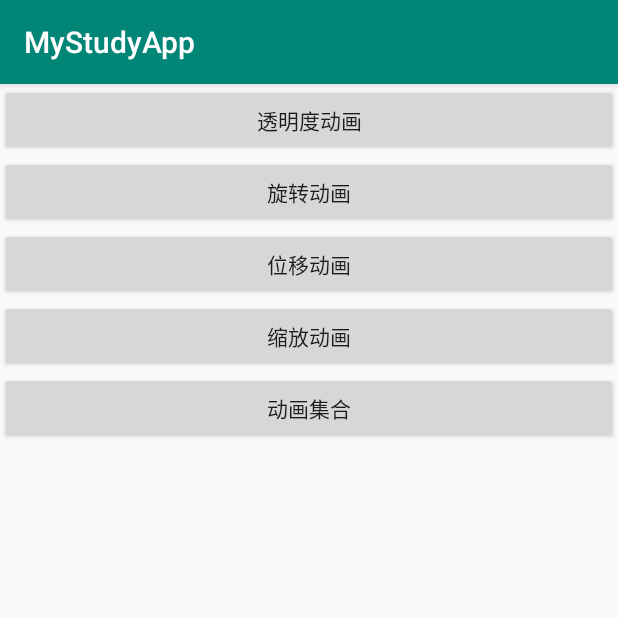
After one commit to Joshua-Lu/MyStudyApp, an Android app: the TestAnimationActivity screen opened directly, with no data from a screen before it, on a phone screen of 412 x 824 dp, the top half of it. The commit adds this screen. Run offline under Robolectric (Android 15) with nearby library versions, the phone set to English and light mode, and no system bars.

Commit message:
add TestAnimationActivity to test Animation

```diff
--- a/app/src/main/AndroidManifest.xml
+++ b/app/src/main/AndroidManifest.xml
@@ -10,6 +10,11 @@
         android:roundIcon="@mipmap/ic_launcher_round"
         android:supportsRtl="true"
         android:theme="@style/AppTheme">
+        <activity android:name=".activity.TestAnimationActivity">
+            <intent-filter>
+                <action android:name="android.intent.action.MAIN" />
+            </intent-filter>
+        </activity>
         <activity android:name=".activity.TestSurfaceViewActivity">
             <intent-filter>
                 <action android:name="android.intent.action.MAIN" />
--- a/app/src/main/java/com/joshua/myapplication/activity/MainActivity.java
+++ b/app/src/main/java/com/joshua/myapplication/activity/MainActivity.java
@@ -55,6 +55,7 @@ public class MainActivity extends AppCompatActivity {
         clsList.add(TestPorterDuffModeActivity.class);
         clsList.add(TestShaderActivity.class);
         clsList.add(TestSurfaceViewActivity.class);
+        clsList.add(TestAnimationActivity.class);
     }
 
     public void initData() {
--- /dev/null
+++ b/app/src/main/java/com/joshua/myapplication/activity/TestAnimationActivity.java
@@ -0,0 +1,91 @@
+package com.joshua.myapplication.activity;
+
+import android.os.Bundle;
+import android.view.View;
+import android.view.animation.AlphaAnimation;
+import android.view.animation.AnimationSet;
+import android.view.animation.RotateAnimation;
+import android.view.animation.ScaleAnimation;
+import android.view.animation.TranslateAnimation;
+
+import com.joshua.myapplication.R;
+
+import androidx.appcompat.app.AppCompatActivity;
+
+/**
+ * 测试视图动画animation
+ * 注：视图动画并不会改变View的真实布局属性值（不同于属性动画animator）
+ * Created by Joshua on 2020-1-8 22:58:49.
+ */
+public class TestAnimationActivity extends AppCompatActivity {
+
+    private static final int DURATION = 2000;
+    private AlphaAnimation alphaAnimation;
+    private RotateAnimation rotateAnimation;
+    private TranslateAnimation translateAnimation;
+    private ScaleAnimation scaleAnimation;
+    private AnimationSet animationSet;
+
+    @Override
+    protected void onCreate(Bundle savedInstanceState) {
+        super.onCreate(savedInstanceState);
+        setContentView(R.layout.activity_test_animation);
+        initAnim();
+    }
+
+    private void initAnim() {
+        // 透明度动画
+        alphaAnimation = new AlphaAnimation(1, 0.2f);
+        alphaAnimation.setDuration(DURATION);
+
+        // 旋转动画
+//        // 旋转中心默认是View的左上角
+//        rotateAnimation = new RotateAnimation(0, 360);
+//        // 旋转坐标系原点默认是View的左上角
+//        rotateAnimation = new RotateAnimation(0, 360,
+//                DisplayUtil.getScreenWidth()/2, 0);
+        // 可以指定旋转坐标系，ABSOLUTE、RELATIVE_TO_SELF、RELATIVE_TO_PARENT
+        rotateAnimation = new RotateAnimation(0, 360,
+                RotateAnimation.RELATIVE_TO_SELF, 0.5f,
+                RotateAnimation.RELATIVE_TO_SELF, 0.5f);
+        rotateAnimation.setDuration(DURATION);
+
+        // 位移动画
+        translateAnimation = new TranslateAnimation(0, 200,
+                0, 500);
+        translateAnimation.setDuration(DURATION);
+
+        // 缩放动画
+        scaleAnimation = new ScaleAnimation(0, 2, 0, 2);
+        scaleAnimation.setDuration(DURATION);
+
+        // 动画集合
+        animationSet = new AnimationSet(true);
+        animationSet.addAnimation(alphaAnimation);
+        animationSet.addAnimation(rotateAnimation);
+        animationSet.addAnimation(translateAnimation);
+        animationSet.addAnimation(scaleAnimation);
+    }
+
+    public void doAlphaAnim(View view) {
+        // 视图动画完成后，默认都会恢复到原始状态，设置该值为true可保持最后的状态
+        alphaAnimation.setFillAfter(true);
+        view.startAnimation(alphaAnimation);
+    }
+
+    public void doRotateAnim(View view) {
+        view.startAnimation(rotateAnimation);
+    }
+
+    public void doTranslateAnim(View view) {
+        view.startAnimation(translateAnimation);
+    }
+
+    public void doScaleAnim(View view) {
+        view.startAnimation(scaleAnimation);
+    }
+
+    public void doAnimationSetAnim(View view) {
+        view.startAnimation(animationSet);
+    }
+}
--- /dev/null
+++ b/app/src/main/res/layout/activity_test_animation.xml
@@ -0,0 +1,39 @@
+<?xml version="1.0" encoding="utf-8"?>
+<LinearLayout xmlns:android="http://schemas.android.com/apk/res/android"
+    xmlns:tools="http://schemas.android.com/tools"
+    android:layout_width="match_parent"
+    android:layout_height="match_parent"
+    tools:context=".activity.TestAnimationActivity"
+    android:orientation="vertical">
+
+    <Button
+        android:layout_width="match_parent"
+        android:layout_height="wrap_content"
+        android:onClick="doAlphaAnim"
+        android:text="透明度动画" />
+
+    <Button
+        android:layout_width="match_parent"
+        android:layout_height="wrap_content"
+        android:onClick="doRotateAnim"
+        android:text="旋转动画" />
+
+    <Button
+        android:layout_width="match_parent"
+        android:layout_height="wrap_content"
+        android:onClick="doTranslateAnim"
+        android:text="位移动画" />
+
+    <Button
+        android:layout_width="match_parent"
+        android:layout_height="wrap_content"
+        android:onClick="doScaleAnim"
+        android:text="缩放动画" />
+
+    <Button
+        android:layout_width="match_parent"
+        android:layout_height="wrap_content"
+        android:onClick="doAnimationSetAnim"
+        android:text="动画集合" />
+
+</LinearLayout>
```
